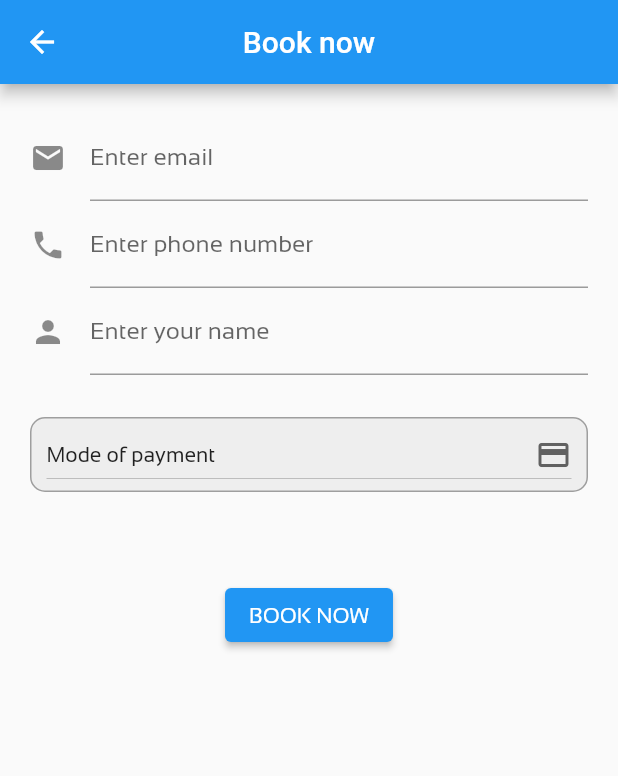
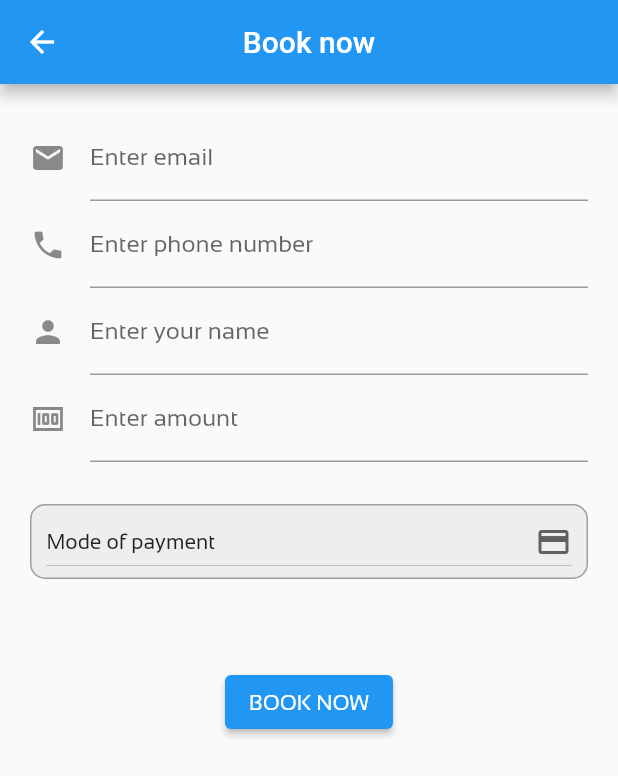
Before and after one commit to johny2345/moonpath, a Flutter app: the BookPage screen opened directly, on a phone screen of 412 x 824 dp. Shown: the top 776 px of the screen. Run offline on Flutter 3.47's test engine with Material 2 defaults, Android fonts, the phone set to English and light mode, and no system bars; our stand-ins replace cached_network_image, carousel_slider, cloud_firestore, firebase_auth, firebase_core, readmore and 1 more; missing offline and left inert: flutter_clean_calendar, latlng, map; accounts and stored records are empty; key blocks and very long unbroken strings in the code were emptied for the run.

```diff
--- a/lib/components/bookClient.dart
+++ b/lib/components/bookClient.dart
@@ -103,6 +103,20 @@ class _BookPageState extends State<BookPage> {
                         labelText: 'Enter your name',
                         icon: new Icon(Icons.person)),
                   ),
+                  TextFormField(
+                    onSaved: (String? input) {
+                      name = input;
+                    },
+                    validator: (input) {
+                      if (input == null || input.isEmpty) {
+                        return 'Please provide amount';
+                      }
+                    },
+                    decoration: InputDecoration(
+                        counterText: '',
+                        labelText: 'Enter amount',
+                        icon: new Icon(Icons.money)),
+                  ),
                   SizedBox(
                     height: 20,
                   ),
--- a/lib/main.dart
+++ b/lib/main.dart
@@ -48,7 +48,6 @@ class MyApp extends StatelessWidget {
           headline1: TextStyle(fontSize: 15.0, fontWeight: FontWeight.normal),
           bodyText1: TextStyle(
             fontSize: 15.0,
-            fontWeight: FontWeight.bold,
           ),
         ),
       ),
```
